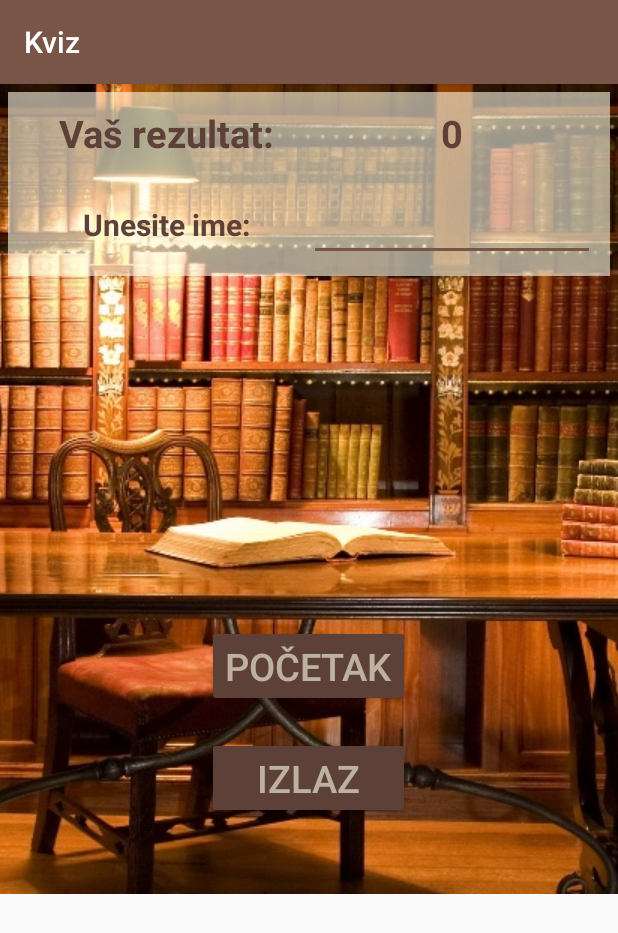
After one commit to AndreaLakoseljac/Quiz, an Android app: the EndActivity screen opened directly, with no data from a screen before it, on a phone screen of 412 x 824 dp. The commit adds this screen. Shown: the top 933 px of the screen. Run offline under Robolectric (Android 15) with nearby library versions, the phone set to English and light mode, and no system bars.

Commit message:
End Activity done

```diff
--- a/app/src/main/AndroidManifest.xml
+++ b/app/src/main/AndroidManifest.xml
@@ -24,6 +24,8 @@
         <activity
             android:name=".CreditsActivity"
             android:parentActivityName=".MainActivity"></activity>
+        <activity
+            android:name=".EndActivity"></activity>
         <meta-data
             android:name="preloaded_fonts"
             android:resource="@array/preloaded_fonts" />
--- /dev/null
+++ b/app/src/main/java/com/example/android/quiz/EndActivity.java
@@ -0,0 +1,120 @@
+package com.example.android.quiz;
+
+import android.content.ContentValues;
+import android.content.Intent;
+import android.net.Uri;
+import android.os.Bundle;
+import android.support.annotation.Nullable;
+import android.support.v7.app.AppCompatActivity;
+import android.view.View;
+import android.view.WindowManager;
+import android.widget.Button;
+import android.widget.EditText;
+import android.widget.ImageView;
+import android.widget.TextView;
+import android.widget.Toast;
+
+import com.example.android.quiz.data.ResultContract;
+
+public class EndActivity extends AppCompatActivity {
+
+    Integer score;
+    String name;
+    EditText nameEditText;
+    String mState;
+
+    static String SAVED_INSTANCE_STATE_KEY = "changedValue";
+    static String SAVED_INSTANCE_STATE_SCORE = "score";
+    static String SAVED_INSTANCE_STATE_NAME = "name";
+
+
+    @Override
+    protected void onCreate(@Nullable Bundle savedInstanceState) {
+        super.onCreate(savedInstanceState);
+
+        if (savedInstanceState != null) {
+            mState = savedInstanceState.getString(SAVED_INSTANCE_STATE_KEY);
+        }
+
+        setContentView(R.layout.final_layout);
+
+        getWindow().setSoftInputMode(WindowManager.LayoutParams.SOFT_INPUT_STATE_HIDDEN);
+
+        Intent finalIntent = getIntent();
+        score = finalIntent.getIntExtra("score", 0);
+
+        TextView scoreTextView = (TextView) findViewById(R.id.final_score_id);
+        scoreTextView.setText(String.valueOf(score));
+
+        nameEditText = (EditText) findViewById(R.id.name_id);
+
+        ImageView trophyImageView = (ImageView) findViewById(R.id.image_trophy_id);
+        if (score == 20) {
+            trophyImageView.setVisibility(View.VISIBLE);
+        } else {
+            trophyImageView.setVisibility(View.GONE);
+        }
+
+        Button startButton = (Button) findViewById(R.id.start_button1_id);
+        startButton.setOnClickListener(new View.OnClickListener() {
+            @Override
+            public void onClick(View view) {
+                if (!nameEditText.getText().toString().trim().isEmpty()) {
+                    saveResult();
+                }
+                Intent startIntent = new Intent(EndActivity.this, MainActivity.class);
+                startActivity(startIntent);
+            }
+        });
+
+        Button quitButton = (Button) findViewById(R.id.exit_button1_id);
+        quitButton.setOnClickListener(new View.OnClickListener() {
+            @Override
+            public void onClick(View view) {
+                if (!nameEditText.getText().toString().trim().isEmpty()) {
+                    saveResult();
+                }
+                Intent startIntent = new Intent(EndActivity.this, MainActivity.class);
+                startActivity(startIntent);
+                Intent exitIntent = new Intent(Intent.ACTION_MAIN);
+                exitIntent.addCategory(Intent.CATEGORY_HOME);
+                startActivity(exitIntent);
+            }
+        });
+    }
+
+    @Override
+    public void onRestoreInstanceState(Bundle savedInstanceState) {
+        score = savedInstanceState.getInt(SAVED_INSTANCE_STATE_SCORE);
+        nameEditText.setText(SAVED_INSTANCE_STATE_NAME);
+    }
+
+    @Override
+    public void onSaveInstanceState(Bundle outState) {
+        outState.putString(SAVED_INSTANCE_STATE_KEY, mState);
+        outState.putInt(SAVED_INSTANCE_STATE_SCORE, score);
+        outState.putString(SAVED_INSTANCE_STATE_NAME, nameEditText.getText().toString());
+
+        super.onSaveInstanceState(outState);
+    }
+
+    @Override
+    public void onBackPressed() {}
+
+    private void saveResult() {
+
+        String nameString = nameEditText.getText().toString().trim();
+
+        ContentValues values = new ContentValues();
+        values.put(ResultContract.ResultEntry.COLUMN_PLAYER_NAME, nameString);
+        values.put(ResultContract.ResultEntry.COLUMN_PLAYER_SCORE, score);
+
+        Uri resultUri = getContentResolver().insert(ResultContract.ResultEntry.CONTENT_URI, values);
+
+        if (resultUri == null) {
+            Toast.makeText(this,"Rezultat nije spremljen.", Toast.LENGTH_SHORT).show();
+        } else {
+            Toast.makeText(this,"Rezultat je spremljen.", Toast.LENGTH_SHORT).show();
+        }
+    }
+}
--- a/app/src/main/res/layout/activity_main.xml
+++ b/app/src/main/res/layout/activity_main.xml
@@ -53,7 +53,7 @@
                 android:layout_gravity="center">
 
                 <Button
-                    android:id="@+id/start_continue_button_id"
+                    android:id="@+id/start_button_id"
                     style="@style/ButtonStyle"
                     android:text="@string/start_button"
                     android:textSize="@dimen/headline_button_text_size" />
--- /dev/null
+++ b/app/src/main/res/layout/final_layout.xml
@@ -0,0 +1,100 @@
+<?xml version="1.0" encoding="utf-8"?>
+<ScrollView xmlns:android="http://schemas.android.com/apk/res/android"
+    android:layout_width="wrap_content"
+    android:layout_height="wrap_content">
+
+    <RelativeLayout
+        android:layout_width="wrap_content"
+        android:layout_height="wrap_content">
+
+        <ImageView
+            style="@style/BackgroundImage"
+            android:src="@drawable/library" />
+
+        <ImageView
+            android:id="@+id/image_trophy_id"
+            android:layout_width="@dimen/trophy_size"
+            android:layout_height="@dimen/trophy_size"
+            android:layout_alignParentRight="true"
+            android:layout_centerInParent="true"
+            android:paddingBottom="@dimen/trophy_padding_bottom"
+            android:src="@drawable/trophy" />
+
+        <LinearLayout
+            style="@style/LinearLayoutVertical"
+            android:layout_margin="@dimen/final_score_margin"
+            android:background="@color/background_color">
+
+            <LinearLayout
+                android:layout_width="match_parent"
+                android:layout_height="wrap_content"
+                android:orientation="horizontal"
+                android:padding="@dimen/final_message_padding">
+
+                <TextView
+                    android:layout_width="@dimen/final_text_width"
+                    android:layout_height="wrap_content"
+                    android:layout_weight="1"
+                    android:gravity="center"
+                    android:text="@string/final_message"
+                    android:textColor="@color/colorPrimaryDark"
+                    android:textSize="@dimen/final_message_text_size"
+                    android:textStyle="bold" />
+
+                <TextView
+                    android:id="@+id/final_score_id"
+                    android:layout_width="@dimen/final_text_width"
+                    android:layout_height="wrap_content"
+                    android:layout_weight="1"
+                    android:gravity="center"
+                    android:textColor="@color/colorPrimaryDark"
+                    android:textSize="@dimen/final_message_text_size"
+                    android:textStyle="bold" />
+            </LinearLayout>
+
+            <LinearLayout
+                android:layout_width="match_parent"
+                android:layout_height="wrap_content"
+                android:orientation="horizontal"
+                android:padding="@dimen/final_message_padding">
+
+                <TextView
+                    android:layout_width="@dimen/final_text_width"
+                    android:layout_height="wrap_content"
+                    android:layout_weight="1"
+                    android:gravity="center"
+                    android:text="@string/result_message"
+                    android:textColor="@color/colorPrimaryDark"
+                    android:textSize="@dimen/final_name_text_size"
+                    android:textStyle="bold" />
+
+                <EditText
+                    android:id="@+id/name_id"
+                    android:layout_width="@dimen/final_text_width"
+                    android:layout_height="wrap_content"
+                    android:layout_weight="1"
+                    android:gravity="center"
+                    android:textColor="@color/colorPrimaryDark"
+                    android:textSize="@dimen/final_name_text_size"
+                    android:textStyle="bold" />
+            </LinearLayout>
+        </LinearLayout>
+
+        <LinearLayout
+            style="@style/LinearLayoutVerticalWrapContent"
+            android:layout_alignParentBottom="true"
+            android:layout_centerHorizontal="true"
+            android:translationY="@dimen/button_translate_y">
+
+            <Button
+                android:id="@+id/start_button1_id"
+                style="@style/ButtonStyle"
+                android:text="@string/first_button" />
+
+            <Button
+                android:id="@+id/exit_button1_id"
+                style="@style/ButtonStyle"
+                android:text="@string/exit_button" />
+        </LinearLayout>
+    </RelativeLayout>
+</ScrollView>
--- a/app/src/main/res/values/dimens.xml
+++ b/app/src/main/res/values/dimens.xml
@@ -46,16 +46,13 @@
     <dimen name="radiogroup_padding_bottom">30dp</dimen>
     <dimen name="radiogroup_padding_top">15dp</dimen>
 
-
-
-
-    <dimen name="final_headline_top_margin">-30dp</dimen>
-    <dimen name="final_headline_text_size">40sp</dimen>
-    <dimen name="final_message_padding_bottom">15dp</dimen>
     <dimen name="final_message_text_size">25sp</dimen>
-    <dimen name="edittext_margin_bottom">50dp</dimen>
-    <dimen name="edittext_text_size">22sp</dimen>
+    <dimen name="final_result_text_size">20dp</dimen>
+    <dimen name="final_message_padding">10dp</dimen>
+    <dimen name="final_name_text_size">20sp</dimen>
     <dimen name="trophy_size">200dp</dimen>
     <dimen name="trophy_padding_bottom">40dp</dimen>
     <dimen name="icon_padding">5dp</dimen>
+    <dimen name="final_score_margin">5dp</dimen>
+    <dimen name="final_text_width">0dp</dimen>
 </resources>
--- a/app/src/main/res/values/strings.xml
+++ b/app/src/main/res/values/strings.xml
@@ -29,18 +29,13 @@
     <string name="question">Pitanje</string>
     <string name="score_textview">Bodovi:</string>
     <string name="score_on_screen">/</string>
-    <string name="score_message">%1$d/%2$d</string>
     <string name="question_number">Pitanje: %1$d/%2$d</string>
     <string name="positive_toast">Bravo! Točan odgovor!</string>
     <string name="negative_toast">Nažalost, pogrešan odgovor!</string>
     <string name="add_answer_toast">Morate unijeti odgovor!</string>
 
-
-    <string name="final_win_message">You are the real bookworm!</string>
-    <string name="play_again_button">Play again</string>
-    <string name="final_lose_message">Maybe you should read more.</string>
-    <string name="result_message">Your result is </string>
-    <string name="continue_button">Continue</string>
-    <string name="sorry_message">I\'m sorry: %.2f%%</string>
-    <string name="congrats_message">Congrats: %.2f%%</string>
+    <string name="final_message">Vaš rezultat:</string>
+    <string name="result_message">Unesite ime:</string>
+    <string name="final_result_text_size"></string>
+    <string name="first_button">Početak</string>
 </resources>
```
Also changed, not shown: app/src/main/java/com/example/android/quiz/MainActivity.java (+5 -2 lines), app/src/main/java/com/example/android/quiz/QuestionActivity.java (+7 -33 lines), app/src/main/res/layout/final_lose_layout.xml (deleted, +0 -58 lines), app/src/main/res/layout/final_win_layout.xml (deleted, +0 -65 lines).
